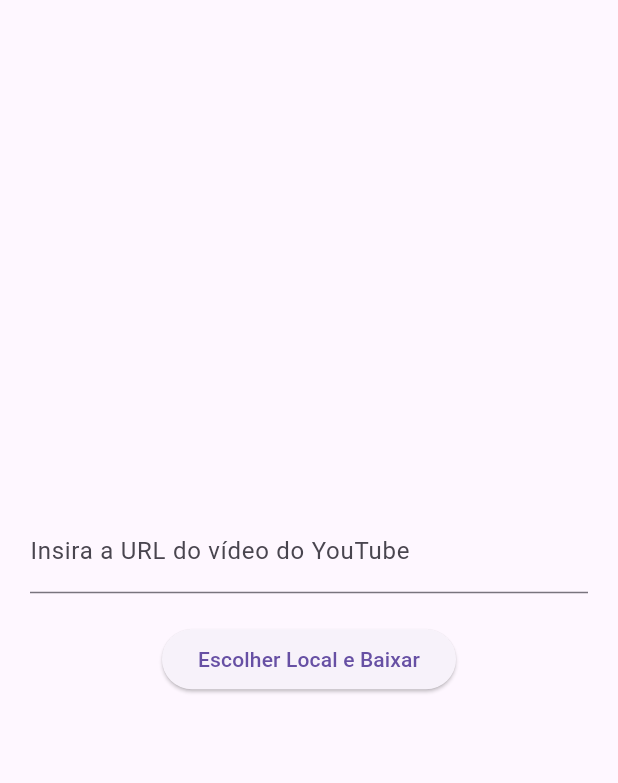
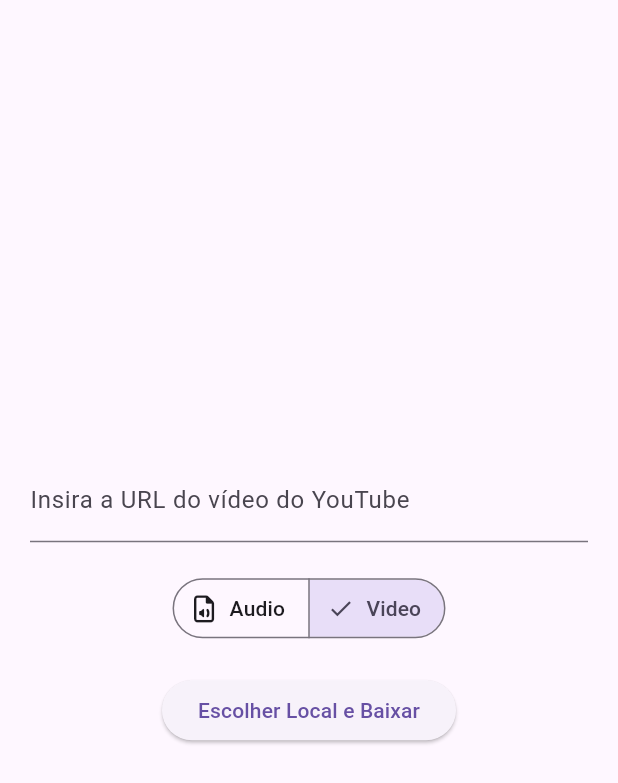
Before and after one commit to DanrleiC/youtube_downloader, a Flutter app: the screen it shows after launch, after a tap on "Escolher Local e Baixar", on a phone screen of 412 x 824 dp. Shown: the top 783 px of the screen. Run offline on Flutter 3.47's test engine with Material 3 defaults, Android fonts, the phone set to English and light mode, and no system bars; our stand-ins replace file_picker, font_awesome_flutter; missing offline and left inert: dart:ffi, youtube_explode_dart.

Commit message:
Ajuste de componente para escolher o formato para download

```diff
--- a/lib/app/view/home_page.view.dart
+++ b/lib/app/view/home_page.view.dart
@@ -1,7 +1,11 @@
 // ignore_for_file: library_private_types_in_public_api
 
+import 'dart:ffi';
+
 import 'package:flutter/material.dart';
+import 'package:font_awesome_flutter/font_awesome_flutter.dart';
 import 'package:youtube_downloader/app/controller/home_page.controller.dart';
+import 'package:youtube_downloader/app/enum/type.enum.dart';
 
 class HomePageView extends StatefulWidget {
   const HomePageView({super.key});
@@ -14,7 +18,7 @@ class _HomePageViewState extends State<HomePageView> {
   final TextEditingController _urlController = TextEditingController();
   final HomePageController controller = HomePageController();
 
-  String _savePath = '';
+  String savePath = '';
 
   @override
   Widget build(BuildContext context) {
@@ -30,6 +34,8 @@ class _HomePageViewState extends State<HomePageView> {
         mainAxisAlignment: MainAxisAlignment.center,
         children: [
           _fieldUrl(),
+          _format(),
+          const SizedBox(height: 20.0),
           _downloadBtn(),
           const SizedBox(height: 20.0),
           _message()
@@ -50,12 +56,25 @@ class _HomePageViewState extends State<HomePageView> {
     );
   }
 
+  Widget _format(){
+    return ValueListenableBuilder(
+      valueListenable: controller.type,
+      builder: (context, value, child) => SegmentedButton(
+        segments: segments,
+        selected: <DownloadType>{controller.type.value},
+        onSelectionChanged: (Set newSelection) {
+          controller.typex = newSelection.first;
+        }
+      ),
+    );
+  }
+
   Widget _downloadBtn(){
     return ElevatedButton(
       onPressed: () async {
-        _savePath = await controller.pickSaveLocation();
-        if (_savePath.isNotEmpty) {
-          controller.downloadVideo(_urlController.text, _savePath);
+        savePath = await controller.pickSaveLocation();
+        if (savePath.isNotEmpty) {
+          controller.downloadMedia(url: _urlController.text,savePath: savePath);
         } else {
           controller.message.value = 'Nenhum diretório selecionado.';
         }
@@ -63,12 +82,25 @@ class _HomePageViewState extends State<HomePageView> {
       child: const Text('Escolher Local e Baixar'),
     );
   }
+
   Widget _message(){
     return Text(
       controller.message.value
     );
   }
 
+  List<ButtonSegment<Enum>> get segments => const [
+    ButtonSegment(
+      value: DownloadType.audio,
+      label: Text('Audio'),
+      icon: Icon(FontAwesomeIcons.fileAudio)
+    ),
+    ButtonSegment(
+      value: DownloadType.video,
+      label: Text('Video'),
+      icon: Icon(FontAwesomeIcons.fileVideo)
+    ),
+  ];
 
   @override
   void dispose() {
```
